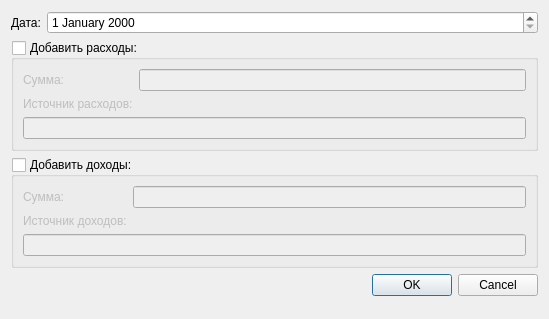
Above: MyWallet/adddialog.ui from dimv36/MyWallet before the change. Below: the same form after it.
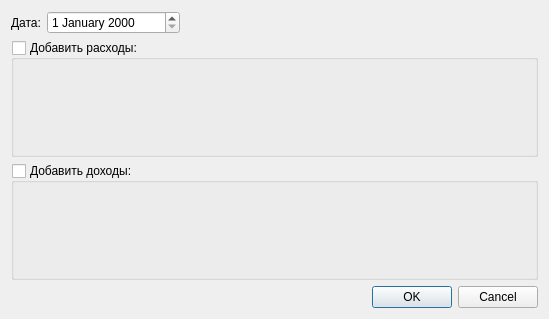
That is the form after the change. Icons and pictures are not drawn. Custom widgets are drawn as their Qt base class.

Commit message: Начало модификаии окна добавления расходов/доходов

```diff
--- a/MyWallet/adddialog.ui
+++ b/MyWallet/adddialog.ui
@@ -35,14 +35,7 @@
   <property name="modal">
    <bool>true</bool>
   </property>
-  <layout class="QFormLayout" name="formLayout">
-   <item row="0" column="0">
-    <widget class="QLabel" name="_label_date">
-     <property name="text">
-      <string>Дата:</string>
-     </property>
-    </widget>
-   </item>
+  <layout class="QGridLayout" name="_main_layout">
    <item row="0" column="1">
     <widget class="QDateEdit" name="_date">
      <property name="displayFormat">
@@ -50,86 +43,14 @@
      </property>
     </widget>
    </item>
-   <item row="2" column="0" colspan="2">
-    <widget class="QGroupBox" name="_output_box">
-     <property name="title">
-      <string>Добавить расходы:</string>
+   <item row="0" column="0">
+    <widget class="QLabel" name="_label_date">
+     <property name="text">
+      <string>Дата:</string>
      </property>
-     <property name="checkable">
-      <bool>true</bool>
-     </property>
-     <property name="checked">
-      <bool>false</bool>
-     </property>
-     <layout class="QFormLayout" name="_rest_layout">
-      <property name="fieldGrowthPolicy">
-       <enum>QFormLayout::AllNonFixedFieldsGrow</enum>
-      </property>
-      <item row="0" column="0">
-       <widget class="QLabel" name="_label_output">
-        <property name="text">
-         <string>Сумма: </string>
-        </property>
-       </widget>
-      </item>
-      <item row="0" column="1">
-       <widget class="QLineEdit" name="_output_value"/>
-      </item>
-      <item row="1" column="0">
-       <widget class="QLabel" name="_label_description_output">
-        <property name="text">
-         <string>Источник расходов:</string>
-        </property>
-       </widget>
-      </item>
-      <item row="2" column="0" colspan="2">
-       <widget class="QLineEdit" name="_output_description"/>
-      </item>
-     </layout>
     </widget>
    </item>
-   <item row="3" column="0" colspan="2">
-    <widget class="QGroupBox" name="_input_box">
-     <property name="enabled">
-      <bool>true</bool>
-     </property>
-     <property name="title">
-      <string>Добавить доходы:</string>
-     </property>
-     <property name="checkable">
-      <bool>true</bool>
-     </property>
-     <property name="checked">
-      <bool>false</bool>
-     </property>
-     <layout class="QFormLayout" name="_income_layout">
-      <property name="fieldGrowthPolicy">
-       <enum>QFormLayout::AllNonFixedFieldsGrow</enum>
-      </property>
-      <item row="0" column="0">
-       <widget class="QLabel" name="_label_input">
-        <property name="text">
-         <string>Сумма: </string>
-        </property>
-       </widget>
-      </item>
-      <item row="0" column="1">
-       <widget class="QLineEdit" name="_input_value"/>
-      </item>
-      <item row="1" column="0">
-       <widget class="QLabel" name="_label_description_input">
-        <property name="text">
-         <string>Источник доходов:</string>
-        </property>
-       </widget>
-      </item>
-      <item row="2" column="0" colspan="2">
-       <widget class="QLineEdit" name="_input_description"/>
-      </item>
-     </layout>
-    </widget>
-   </item>
-   <item row="4" column="1">
+   <item row="3" column="2">
     <widget class="QDialogButtonBox" name="_button_box">
      <property name="orientation">
       <enum>Qt::Horizontal</enum>
@@ -142,8 +63,55 @@
      </property>
     </widget>
    </item>
+   <item row="1" column="0" colspan="3">
+    <widget class="QGroupBox" name="_output_box">
+     <property name="title">
+      <string>Добавить расходы:</string>
+     </property>
+     <property name="checkable">
+      <bool>true</bool>
+     </property>
+     <property name="checked">
+      <bool>false</bool>
+     </property>
+     <layout class="QGridLayout" name="_output_box_layout">
+      <item row="2" column="0">
+       <widget class="TableWidget" name="_output_table" native="true"/>
+      </item>
+     </layout>
+    </widget>
+   </item>
+   <item row="2" column="0" colspan="3">
+    <widget class="QGroupBox" name="_input_box">
+     <property name="enabled">
+      <bool>true</bool>
+     </property>
+     <property name="title">
+      <string>Добавить доходы:</string>
+     </property>
+     <property name="checkable">
+      <bool>true</bool>
+     </property>
+     <property name="checked">
+      <bool>false</bool>
+     </property>
+     <layout class="QGridLayout" name="_input_box_laout">
+      <item row="0" column="0">
+       <widget class="TableWidget" name="_input_table" native="true"/>
+      </item>
+     </layout>
+    </widget>
+   </item>
   </layout>
  </widget>
+ <customwidgets>
+  <customwidget>
+   <class>TableWidget</class>
+   <extends>QWidget</extends>
+   <header>tablewidget.h</header>
+   <container>1</container>
+  </customwidget>
+ </customwidgets>
  <resources>
   <include location="files/resouce.qrc"/>
  </resources>
```
The commit also changes 8 other files.
